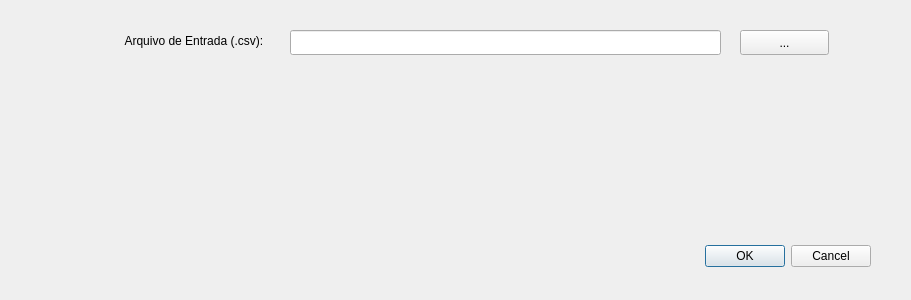
Old version of the form volumator_dialog_base.ui in the repository kauevestena/volum.
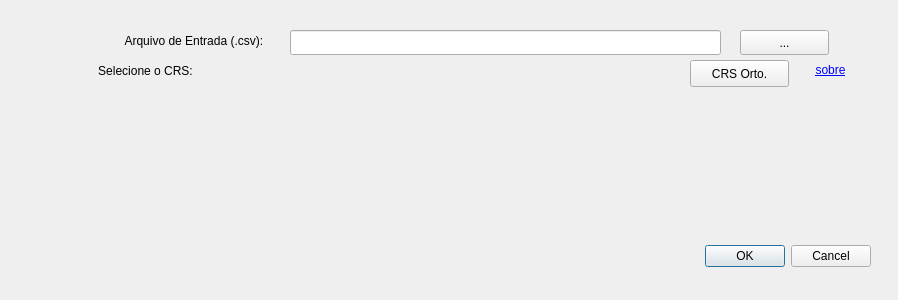
New version of the form. Custom widgets are drawn as their Qt base class.

```diff
--- a/volumator_dialog_base.ui
+++ b/volumator_dialog_base.ui
@@ -6,7 +6,7 @@
    <rect>
     <x>0</x>
     <y>0</y>
-    <width>911</width>
+    <width>898</width>
     <height>300</height>
    </rect>
   </property>
@@ -68,7 +68,69 @@
     </rect>
    </property>
   </widget>
+  <widget class="QgsProjectionSelectionWidget" name="crsSel">
+   <property name="geometry">
+    <rect>
+     <x>250</x>
+     <y>60</y>
+     <width>431</width>
+     <height>27</height>
+    </rect>
+   </property>
+  </widget>
+  <widget class="QLabel" name="label_2">
+   <property name="geometry">
+    <rect>
+     <x>40</x>
+     <y>60</y>
+     <width>211</width>
+     <height>21</height>
+    </rect>
+   </property>
+   <property name="text">
+    <string>Selecione o CRS:</string>
+   </property>
+   <property name="alignment">
+    <set>Qt::AlignCenter</set>
+   </property>
+  </widget>
+  <widget class="QPushButton" name="defProjButton">
+   <property name="geometry">
+    <rect>
+     <x>690</x>
+     <y>60</y>
+     <width>99</width>
+     <height>27</height>
+    </rect>
+   </property>
+   <property name="text">
+    <string>CRS Orto.</string>
+   </property>
+  </widget>
+  <widget class="QLabel" name="aboutDefProj">
+   <property name="geometry">
+    <rect>
+     <x>790</x>
+     <y>60</y>
+     <width>81</width>
+     <height>20</height>
+    </rect>
+   </property>
+   <property name="text">
+    <string>&lt;a href=&quot;https://docs.google.com/document/d/e/2PACX-1vQTYZGhZG2xfa9G2_Yf9uq9JTYj7jGwqAzZCd47dDj8Qfl4cwCQbkc7_0h0c272-ep2tqvEZ4xzh4rv/pub&quot;&gt;sobre&lt;/a&gt;</string>
+   </property>
+   <property name="alignment">
+    <set>Qt::AlignCenter</set>
+   </property>
+  </widget>
  </widget>
+ <customwidgets>
+  <customwidget>
+   <class>QgsProjectionSelectionWidget</class>
+   <extends>QWidget</extends>
+   <header>qgsprojectionselectionwidget.h</header>
+  </customwidget>
+ </customwidgets>
  <resources/>
  <connections>
   <connection>
```
